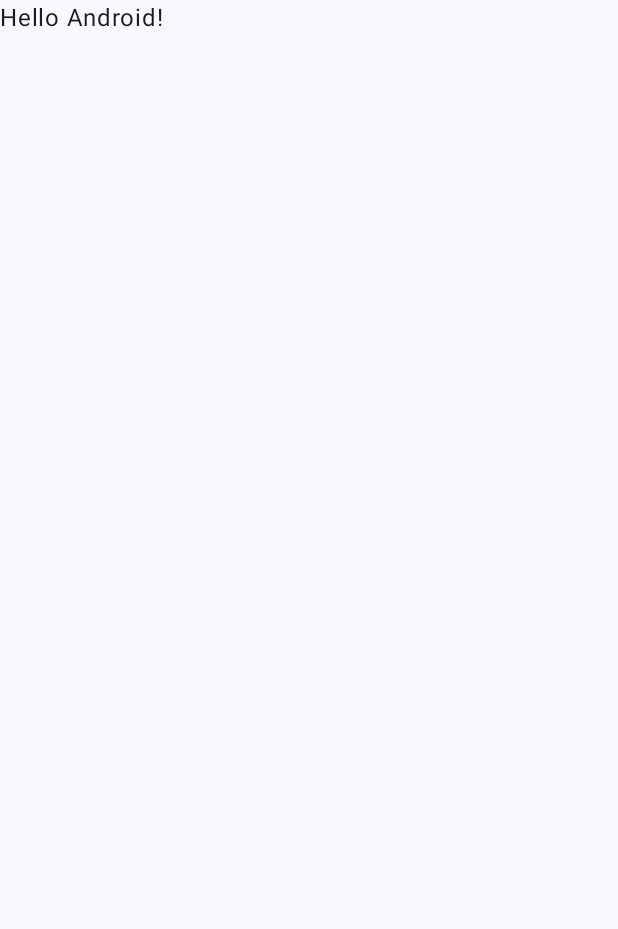
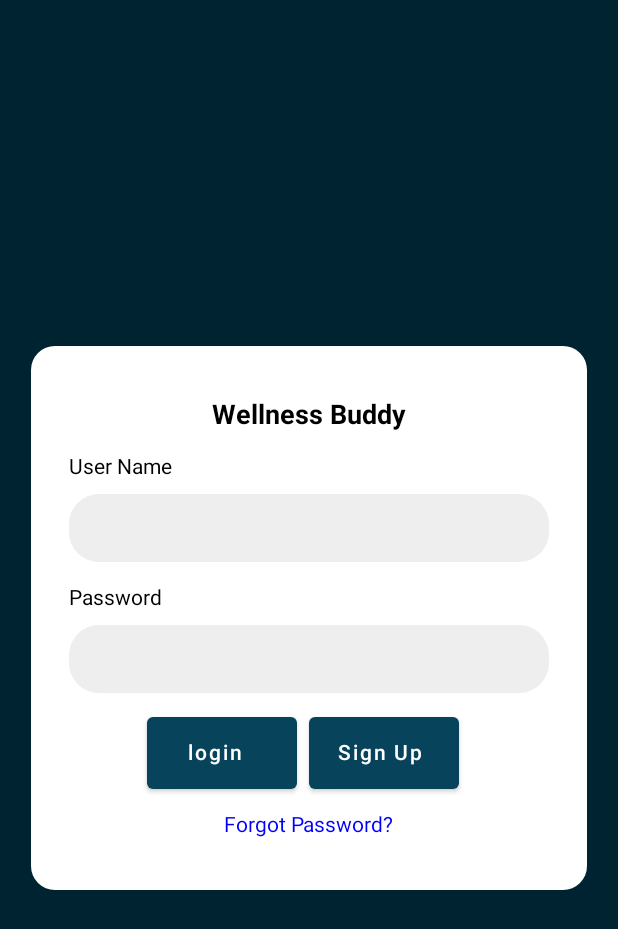
Before and after one commit to S-A-T-Y-A/Mobile_App_Dev_Final_Project, an Android app built with Jetpack Compose: the screen it shows after launch (MainActivity), on a phone screen of 412 x 824 dp. Before the commit the part shown is almost empty. Shown: the top 929 px of the screen. Run offline under Robolectric (Android 15) with nearby library versions, the phone set to English and light mode, and no system bars; libraries missing offline, so code that uses them is left out: com.google.android.exoplayer2.

Commit message:
login compose and flas sreen and logo added

```diff
--- a/app/src/main/AndroidManifest.xml
+++ b/app/src/main/AndroidManifest.xml
@@ -2,6 +2,7 @@
 <manifest xmlns:android="http://schemas.android.com/apk/res/android"
     xmlns:tools="http://schemas.android.com/tools">
 
+    <uses-permission android:name="android.permission.INTERNET"/>
     <application
         android:allowBackup="true"
         android:dataExtractionRules="@xml/data_extraction_rules"
@@ -13,6 +14,7 @@
         android:theme="@style/Theme.Wellness_Buddy"
         tools:targetApi="31">
         <activity
+            android:windowSoftInputMode="adjustResize"
             android:name=".MainActivity"
             android:exported="true"
             android:label="@string/app_name"
--- /dev/null
+++ b/app/src/main/java/com/team3/wellness_buddy/FlashScreen.kt
@@ -0,0 +1,52 @@
+package com.team3.wellness_buddy
+
+import android.annotation.SuppressLint
+import android.content.Context
+import android.net.Uri
+import android.os.Handler
+import android.os.Looper
+import android.view.ViewGroup.LayoutParams.MATCH_PARENT
+import android.widget.FrameLayout
+import androidx.compose.foundation.Image
+import androidx.compose.foundation.layout.Box
+import androidx.compose.foundation.layout.Column
+import androidx.compose.foundation.layout.fillMaxSize
+import androidx.compose.runtime.Composable
+import androidx.compose.runtime.DisposableEffect
+import androidx.compose.runtime.remember
+import androidx.compose.ui.Alignment
+import androidx.compose.ui.Modifier
+import androidx.compose.ui.layout.ContentScale
+import androidx.compose.ui.platform.LocalContext
+import androidx.compose.ui.res.painterResource
+import androidx.compose.ui.viewinterop.AndroidView
+import com.google.android.exoplayer2.ExoPlayer
+import com.google.android.exoplayer2.MediaItem
+import com.google.android.exoplayer2.Player
+import com.google.android.exoplayer2.ui.AspectRatioFrameLayout.RESIZE_MODE_ZOOM
+import com.google.android.exoplayer2.ui.StyledPlayerView
+import kotlinx.coroutines.delay
+import kotlin.math.exp
+
+
+
+
+@SuppressLint("ResourceType")
+@Composable
+fun FlashScreen() {
+    val context = LocalContext.current
+
+    Box(
+        modifier = Modifier,
+
+    ){
+        // Background image
+        Image(
+            painter = painterResource(id = R.raw.wellness_buddy_bg_image),
+            contentDescription = null,
+            contentScale = ContentScale.Crop,
+            alignment = Alignment.Center,
+            modifier = Modifier.fillMaxSize()
+        )
+    }
+}
--- /dev/null
+++ b/app/src/main/java/com/team3/wellness_buddy/KeyBoardHelper.kt
@@ -0,0 +1,34 @@
+package com.team3.wellness_buddy
+
+import android.view.ViewTreeObserver
+import androidx.compose.runtime.Composable
+import androidx.compose.runtime.DisposableEffect
+import androidx.compose.runtime.MutableState
+import androidx.compose.runtime.mutableStateOf
+import androidx.compose.runtime.remember
+import androidx.compose.ui.platform.LocalView
+import androidx.core.view.ViewCompat
+import androidx.core.view.WindowInsetsCompat
+
+@Composable
+fun rememberImeState(): MutableState<Boolean> {
+
+    val imeState= remember {
+        mutableStateOf(false)
+
+    }
+
+    val view= LocalView.current
+    DisposableEffect(view) {
+        val listener=ViewTreeObserver.OnGlobalLayoutListener {
+            val isKeyBoardOpen= ViewCompat.getRootWindowInsets(view)
+                ?.isVisible(WindowInsetsCompat.Type.ime())?:true
+            imeState.value=isKeyBoardOpen
+        }
+        view.viewTreeObserver.addOnGlobalLayoutListener(listener)
+        onDispose{
+            view.viewTreeObserver.removeOnGlobalLayoutListener(listener)
+        }
+    }
+    return imeState
+}
--- /dev/null
+++ b/app/src/main/java/com/team3/wellness_buddy/Login.kt
@@ -0,0 +1,157 @@
+package com.team3.wellness_buddy
+
+import android.annotation.SuppressLint
+
+import android.widget.Toast
+import androidx.compose.animation.AnimatedContent
+import androidx.compose.animation.core.LinearEasing
+import androidx.compose.animation.core.animateFloatAsState
+import androidx.compose.animation.core.tween
+import androidx.compose.foundation.background
+import androidx.compose.foundation.clickable
+import androidx.compose.foundation.layout.*
+
+import androidx.compose.foundation.shape.RoundedCornerShape
+import androidx.compose.foundation.text.KeyboardActions
+import androidx.compose.foundation.text.KeyboardOptions
+import androidx.compose.material.Button
+import androidx.compose.material.ButtonDefaults
+
+import androidx.compose.material.Text
+import androidx.compose.material.TextField
+
+import androidx.compose.runtime.*
+import androidx.compose.ui.Alignment
+
+import androidx.compose.ui.Modifier
+import androidx.compose.ui.graphics.Color
+
+import androidx.compose.ui.platform.LocalContext
+
+import androidx.compose.ui.text.TextStyle
+import androidx.compose.ui.text.font.FontWeight
+import androidx.compose.ui.text.input.KeyboardType
+import androidx.compose.ui.text.input.PasswordVisualTransformation
+import androidx.compose.ui.unit.dp
+import androidx.compose.ui.unit.sp
+
+import com.team3.wellness_buddy.ui.theme.Custom_Colors
+
+import androidx.compose.animation.core.tween
+import androidx.compose.ui.platform.LocalConfiguration
+import androidx.compose.ui.platform.LocalDensity
+
+@SuppressLint("ResourceType")
+@Composable
+fun Login(){
+    val context = LocalContext.current
+    val isImeVisible by rememberImeState()
+
+//    val screenHeight = LocalConfiguration.current.screenHeightDp.dp
+
+    var username by remember { mutableStateOf("") }
+    var password by remember { mutableStateOf("") }
+    Box(
+        modifier = Modifier
+            .fillMaxSize()
+            .padding(top=if(isImeVisible) 50.dp else 0.dp),
+        contentAlignment = (if(isImeVisible) Alignment.TopCenter else Alignment.Center),
+    ) {
+
+        Box(modifier = Modifier
+            .background(Color.White, RoundedCornerShape(16.dp))
+            .fillMaxWidth(0.9f)
+            .width(IntrinsicSize.Max)
+            .padding(top = 10.dp, bottom = 10.dp)
+
+            ){
+
+        // Content
+        Column(
+            modifier = Modifier
+                .padding(25.dp),
+            verticalArrangement = Arrangement.Center,
+            horizontalAlignment = Alignment.CenterHorizontally
+        ) {
+            Text(text = Values.app_name, modifier = Modifier
+                ,style = TextStyle(
+                    fontSize = 18.sp, // Increase font size to 18 sp
+                    fontWeight = FontWeight.Bold // Make text bold
+                )
+            )
+            Spacer(modifier = Modifier.height(16.dp))
+            // Username field
+
+            MyTextField(
+                lable = "User Name",
+                value = username,
+                onValueChange = {username=it},
+                keyboardOptions = KeyboardOptions(keyboardType = KeyboardType.Text),
+                keyboardActions = KeyboardActions(onDone = null) )
+
+//            var username by remember { mutableStateOf("") }
+//            TextField(
+//                value = username,
+//                onValueChange = { username = it },
+//                modifier = Modifier.fillMaxWidth(),
+//                label = { Text("Username") }
+//            )
+
+            Spacer(modifier = Modifier.height(16.dp))
+
+            // Password field
+
+            MyTextField(lable = "Password",
+                value=password,
+                onValueChange = {password=it},
+                keyboardOptions = KeyboardOptions(keyboardType =KeyboardType.Password),
+                keyboardActions = KeyboardActions(onDone=null) )
+
+
+            Spacer(modifier = Modifier.height(16.dp))
+
+            Row(modifier = Modifier){
+                Custom_Button(text = "login  ",Custom_Colors.Primary_bg_lite) {
+                    Toast.makeText(
+                        context,
+                        "$username Login button clicked",
+                        Toast.LENGTH_SHORT
+                    ).show()
+                }
+
+                Custom_Button(text = "Sign Up ",Custom_Colors.Primary_bg_lite) {
+                    Toast.makeText(
+                        context,
+                        " $password Sign Up button clicked",
+                        Toast.LENGTH_SHORT
+                    ).show()
+                }
+            }
+
+            Spacer(modifier = Modifier.height(16.dp))
+
+            // Forgot password link
+            Text(
+                text = "Forgot Password?",
+                color = Color.Blue,
+                modifier = Modifier.clickable { /* Handle forgot password */ }
+            )
+        }
+        }
+    }
+}
+
+@Composable
+fun Custom_Button(text: String, bg_color:Color,onClick: () -> Unit){
+    Button(
+        onClick = onClick,
+        modifier = Modifier
+
+            .height(IntrinsicSize.Min)
+            .padding(end = 8.dp)
+            .width(100.dp),
+        colors = ButtonDefaults.buttonColors(backgroundColor = bg_color)
+    ) {
+        Text(text, color = Color.White)
+    }
+}
--- a/app/src/main/java/com/team3/wellness_buddy/MainActivity.kt
+++ b/app/src/main/java/com/team3/wellness_buddy/MainActivity.kt
@@ -1,46 +1,25 @@
 package com.team3.wellness_buddy
+
+
+import android.content.Context
+import android.net.Uri
+
 
 import android.os.Bundle
 import androidx.activity.ComponentActivity
 import androidx.activity.compose.setContent
-import androidx.compose.foundation.layout.fillMaxSize
-import androidx.compose.material3.MaterialTheme
-import androidx.compose.material3.Surface
-import androidx.compose.material3.Text
-import androidx.compose.runtime.Composable
-import androidx.compose.ui.Modifier
-import androidx.compose.ui.tooling.preview.Preview
-import com.team3.wellness_buddy.ui.theme.Wellness_BuddyTheme
+
+
 
 class MainActivity : ComponentActivity() {
     override fun onCreate(savedInstanceState: Bundle?) {
         super.onCreate(savedInstanceState)
         setContent {
-            Wellness_BuddyTheme {
-                // A surface container using the 'background' color from the theme
-                Surface(
-                    modifier = Modifier.fillMaxSize(),
-                    color = MaterialTheme.colorScheme.background
-                ) {
-                    Greeting("Android")
-                }
-            }
+//            val vedioUri= Uri.parse("android.resource://com.team3.wellness_buddy/raw/logo_pulse");
+            FlashScreen()
+
+            Login()
+
         }
     }
 }
-
-@Composable
-fun Greeting(name: String, modifier: Modifier = Modifier) {
-    Text(
-        text = "Hello $name!",
-        modifier = modifier
-    )
-}
-
-@Preview(showBackground = true)
-@Composable
-fun GreetingPreview() {
-    Wellness_BuddyTheme {
-        Greeting("Android")
-    }
-}
--- /dev/null
+++ b/app/src/main/java/com/team3/wellness_buddy/MyTextField.kt
@@ -0,0 +1,81 @@
+package com.team3.wellness_buddy
+
+import androidx.compose.foundation.background
+import androidx.compose.foundation.layout.Box
+import androidx.compose.foundation.layout.Column
+import androidx.compose.foundation.layout.Row
+import androidx.compose.foundation.layout.Spacer
+import androidx.compose.foundation.layout.fillMaxSize
+import androidx.compose.foundation.layout.fillMaxWidth
+import androidx.compose.foundation.layout.height
+import androidx.compose.foundation.layout.padding
+import androidx.compose.foundation.shape.RoundedCornerShape
+import androidx.compose.foundation.text.BasicTextField
+import androidx.compose.foundation.text.KeyboardActions
+import androidx.compose.foundation.text.KeyboardOptions
+import androidx.compose.material.Text
+import androidx.compose.material.TextField
+import androidx.compose.runtime.Composable
+import androidx.compose.runtime.getValue
+import androidx.compose.runtime.remember
+import androidx.compose.ui.Alignment
+import androidx.compose.ui.Modifier
+import androidx.compose.ui.draw.clip
+import androidx.compose.ui.graphics.Color
+import androidx.compose.ui.unit.Dp
+import androidx.compose.ui.unit.dp
+import com.team3.wellness_buddy.ui.theme.Custom_Colors
+import androidx.compose.runtime.mutableStateOf
+import androidx.compose.runtime.setValue
+import androidx.compose.ui.text.input.KeyboardType
+import androidx.compose.ui.text.input.PasswordVisualTransformation
+import androidx.compose.ui.text.input.VisualTransformation
+
+@Composable
+fun MyTextField(
+    modifier: Modifier=Modifier,
+    lable:String,
+    value:String,
+    onValueChange:(String)->Unit,
+    keyboardOptions: KeyboardOptions,
+    keyboardActions: KeyboardActions,
+    readOnly:Boolean=false,
+    height: Dp =45.dp,
+
+){
+
+    Column(modifier=Modifier
+        ){
+        Text(text = lable)
+        Spacer(modifier = Modifier.height(10.dp))
+        BasicTextField(
+            value =value ,
+            onValueChange =onValueChange,
+            keyboardOptions = keyboardOptions ,
+            keyboardActions = keyboardActions,
+            readOnly = readOnly,
+            visualTransformation = if (keyboardOptions.keyboardType == KeyboardType.Password) {
+                PasswordVisualTransformation()
+            } else {
+                // No visual transformation for non-password fields
+                VisualTransformation.None
+            },
+
+            ){
+            Row(modifier=Modifier.fillMaxWidth()
+                .clip(RoundedCornerShape(20.dp))
+                .height(height )
+                .background(Custom_Colors.textField_color),
+                verticalAlignment = Alignment.CenterVertically){
+                Box(
+                    modifier=Modifier
+                        .padding(horizontal = 15.dp),
+                    contentAlignment = Alignment.CenterStart
+                ){
+                    it.invoke()
+                }
+            }
+        }
+
+    }
+}
--- /dev/null
+++ b/app/src/main/java/com/team3/wellness_buddy/Values.kt
@@ -0,0 +1,6 @@
+package com.team3.wellness_buddy
+
+object Values {
+
+    val app_name="Wellness Buddy"
+}
--- a/app/src/main/java/com/team3/wellness_buddy/ui/theme/Color.kt
+++ b/app/src/main/java/com/team3/wellness_buddy/ui/theme/Color.kt
@@ -1,5 +1,6 @@
 package com.team3.wellness_buddy.ui.theme
 
+import androidx.compose.runtime.Composable
 import androidx.compose.ui.graphics.Color
 
 val Purple80 = Color(0xFFD0BCFF)
@@ -9,3 +10,11 @@ val Pink80 = Color(0xFFEFB8C8)
 val Purple40 = Color(0xFF6650a4)
 val PurpleGrey40 = Color(0xFF625b71)
 val Pink40 = Color(0xFF7D5260)
+
+
+
+object Custom_Colors{
+    val Primary_bg=Color(0xFF002331)
+    val Primary_bg_lite=Color(0xFF07435a)
+    val textField_color=Color(0xFFEFEEEE)
+}
--- a/app/src/main/res/values/themes.xml
+++ b/app/src/main/res/values/themes.xml
@@ -1,5 +1,13 @@
 <?xml version="1.0" encoding="utf-8"?>
 <resources>
 
-    <style name="Theme.Wellness_Buddy" parent="android:Theme.Material.Light.NoActionBar" />
+    <style name="Theme.Wellness_Buddy" parent="android:Theme.Material.Light.NoActionBar">
+
+    <item name="android:windowTranslucentNavigation" >true</item>
+        <item name="android:windowTranslucentStatus" >true</item>
+
+      </style>
+
+
+
 </resources>
```
Also changed, not shown: app/build.gradle.kts (+9 -0 lines), app/src/main/java/com/team3/wellness_buddy/ui/theme/Theme.kt (+9 -1 lines), app/src/main/res/raw/wellness_buddy_bg_image.png (added), 2 other files.
